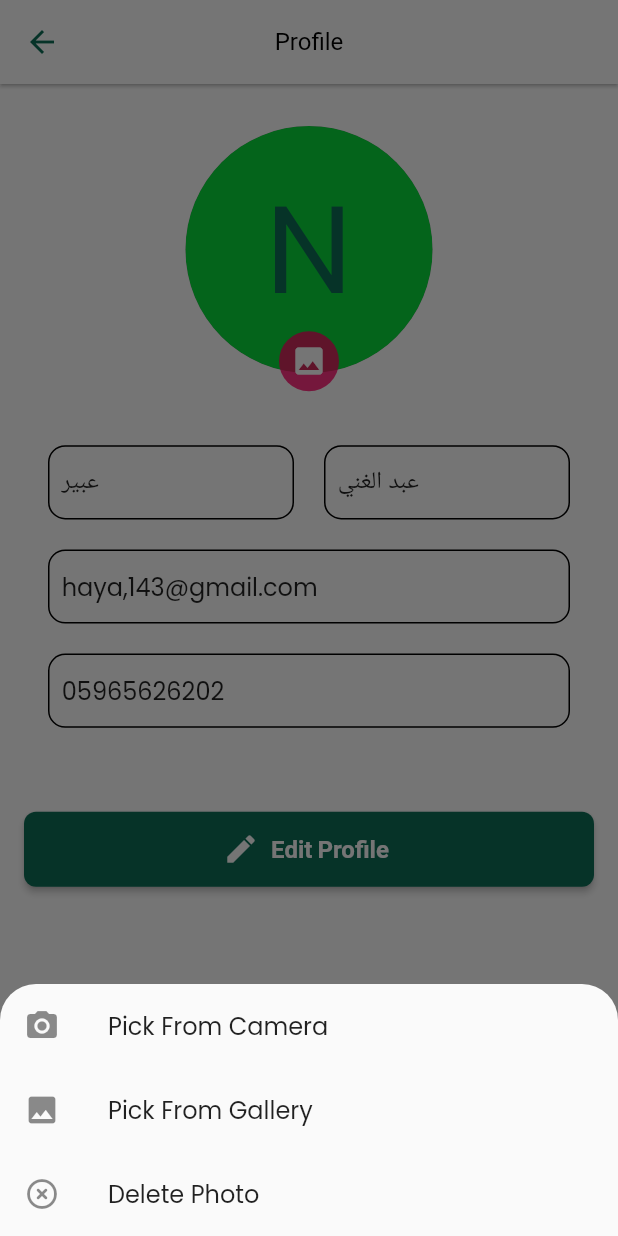
After one commit to 0Ahmad0/Lifleta, a Flutter app: the ProfilePage screen opened by its route, after a tap on the "image" icon, on a phone screen of 412 x 824 dp. The commit adds this screen. Run offline on Flutter 3.47's test engine with Material 2 defaults, Android fonts, the phone set to English and light mode, and no system bars; drawn by our look-alikes of cached_network_image; our stand-ins replace animate_do, carousel_slider, cloud_firestore, easy_localization, file_picker, firebase_auth and 15 more; missing offline and left inert: flutter_osm_plugin; accounts and stored records are empty; network calls fail.

Commit message:
add profile

```diff
--- a/lib/src/core/routing/app_router.dart
+++ b/lib/src/core/routing/app_router.dart
@@ -3,6 +3,7 @@ import 'package:lifleta/src/features/create_report/presentation/pages/create_rep
 import 'package:lifleta/src/features/employee/home_employee/presentation/pages/home_employee_page.dart';
 import 'package:lifleta/src/features/home/presentation/pages/home_page.dart';
 import 'package:lifleta/src/features/notification/presentation/pages/notification_page.dart';
+import 'package:lifleta/src/features/profile/profile_page.dart';
 import 'package:lifleta/src/features/select_language/presentation/pages/selected_langauge_page.dart';
 import 'package:lifleta/src/features/tracking_report/presentation/pages/tracking_report_page.dart';
 import '../../features/drafts/drafts_page.dart';
@@ -21,7 +22,8 @@ enum AppRoute {
   notification,
   trackingReport,
   homeEmployee,
-  drafts
+  drafts,
+  profilePage
 }
 
 final goRouter = GoRouter(
@@ -110,6 +112,11 @@ final goRouter = GoRouter(
             builder: (context, state) => DraftsPage(),
           ),
           GoRoute(
+            path: 'profilePage',
+            name: AppRoute.profilePage.name,
+            builder: (context, state) => ProfilePage(),
+          ),
+          GoRoute(
             path: 'notification',
             name: AppRoute.notification.name,
             builder: (context, state) => NotificationPage(),
--- a/lib/src/features/home/presentation/widgets/home_drawer.dart
+++ b/lib/src/features/home/presentation/widgets/home_drawer.dart
@@ -85,6 +85,9 @@ class HomeDrawer extends StatelessWidget {
                   DrawerItem(
                     title: tr(LocaleKeys.drawer_edit_profile),
                     icon: Icons.edit_outlined,
+                    onTap: (){
+                      goRouter.goNamed(AppRoute.profilePage.name);
+                    },
                   ),
                   DrawerItem(
                     title: tr(LocaleKeys.drawer_drafts),
--- /dev/null
+++ b/lib/src/features/profile/profile_page.dart
@@ -0,0 +1,256 @@
+import 'dart:io';
+import 'dart:math';
+
+import 'package:flutter/material.dart';
+import 'package:image_picker/image_picker.dart';
+import 'package:lifleta/src/common_widgets/custom_text_filed.dart';
+import 'package:lifleta/src/core/utils/color_manager.dart';
+import 'package:provider/provider.dart';
+
+import '../../common_widgets/constans.dart';
+import '../../common_widgets/picture/cach_picture_widget.dart';
+import '../../common_widgets/picture/profile_picture_widget.dart';
+import '../../core/data/local/storage.dart';
+import '../auth/controller/provider/profile_provider.dart';
+
+class ProfilePage extends StatefulWidget {
+  const ProfilePage({super.key});
+
+  @override
+  State<ProfilePage> createState() => _ProfilePageState();
+}
+
+class _ProfilePageState extends State<ProfilePage> {
+  final nameController = TextEditingController(text: 'Haifa');
+  final emailController = TextEditingController(text: 'hifa@gmail.com');
+  final idController = TextEditingController(text: '121212');
+  final phoneController = TextEditingController(text: '+96654403456');
+
+  @override
+  void dispose() {
+    nameController.dispose();
+    emailController.dispose();
+    phoneController.dispose();
+    super.dispose();
+  }
+
+  XFile? userImage;
+  final ImagePicker picker = ImagePicker();
+  @override
+  Widget build(BuildContext context) {
+    final size = MediaQuery.of(context).size;
+    return Scaffold(
+      appBar: AppBar(
+        title: const Text('Profile'),
+        centerTitle: true,
+      ),
+      body: Padding(
+          padding: const EdgeInsets.all(16.0),
+          child: ChangeNotifierProvider<ProfileProvider>.value(
+              value: Provider.of<ProfileProvider>(context),
+              child:
+                  Consumer<ProfileProvider>(builder: (context, value, child) {
+                nameController.text =
+                    "${value.user.firstName}" + ' ' + "${value.user.lastName}";
+                emailController.text = "${value.user.email}";
+                phoneController.text = "${value.user.phoneNumber}";
+                return SingleChildScrollView(
+                  child: Column(
+                    mainAxisSize: MainAxisSize.min,
+                    crossAxisAlignment: CrossAxisAlignment.stretch,
+                    children: [
+                      StatefulBuilder(
+                        builder: (context,imageSetState) {
+                          return Stack(
+                            alignment: Alignment.center,
+                            children: [
+                              Padding(
+                                padding: const EdgeInsets.all(12.0),
+                                child: CircleAvatar(
+
+                                  backgroundColor: ColorManager.grey.withOpacity(.75),
+                                  radius: size.width / 5,
+                                  child: userImage == null
+                                      ? ClipOval( child :
+                                  CacheNetworkImage(
+                                    photoUrl:   // "https://th.bing.com/th/id/R.1b3a7efcd35343f64a9ae6ad5b5f6c52?rik=HGgUvyvtG4jbAQ&riu=http%3a%2f%2fwww.riyadhpost.live%2fuploads%2f7341861f7f918c109dfc33b73d8356b2.jpg&ehk=3Z4lADOKvoivP8Tbzi2Y56dxNrCWd0r7w7CHQEvpuUg%3d&risl=&pid=ImgRaw&r=0",
+                                    '${value.user.photoUrl}',
+                                    width: size.width / 2.5,
+                                    height: size.width / 2.5,
+                                    boxFit: BoxFit.cover,
+                                    waitWidget: WidgetProfilePicture(
+                                      name: value.user.name,
+                                      radius: size.width / 5,
+                                      fontSize: size.width / 5,
+                                      backgroundColor: ColorManager.grey,
+                                      textColor: ColorManager.primaryColor,
+                                    ),
+                                    errorWidget: WidgetProfilePicture(
+                                      name: value.user.name,
+                                      radius: size.width / 5,
+                                      fontSize: size.width / 5,
+                                      backgroundColor: ColorManager.success,
+                                      textColor: ColorManager.primaryColor,
+                                    ),
+                                  )
+                                  )
+                                      : ClipRRect(
+                          borderRadius: BorderRadius.circular(size.width / 2.5),
+                                        child: Image.file(
+                                            File(userImage!.path),
+                                          fit: BoxFit.fill,
+                                          width: size.width / 2.5,
+                                          height: size.width / 2.5,
+                                          ),
+                                      )
+
+
+                          //         Icon(
+                          //                 Icons.person,
+                          //                 color: AppColors.white,
+                          //                 size: size.width / 3,
+                          //               )
+                          //             : ClipRRect(
+                          // borderRadius: BorderRadius.circular(size.width / 2.5),
+                          //               child: Image.file(
+                          //                   File(userImage!.path),
+                          //                 fit: BoxFit.fill,
+                          //                 width: size.width / 2.5,
+                          //                 height: size.width / 2.5,
+                          //                 ),
+                          //             ),
+                                ),
+                              ),
+                              Positioned(
+                                bottom: 0,
+                                child: CircleAvatar(
+                                  child: IconButton(
+                                      onPressed: () {
+                                        showModalBottomSheet(
+                                            shape: RoundedRectangleBorder(
+                                                borderRadius: BorderRadius.vertical(
+                                              top: Radius.circular(24),
+                                            )),
+                                            context: context,
+                                            builder: (_) {
+                                              return Container(
+                                                child: Column(
+                                                  mainAxisSize: MainAxisSize.min,
+                                                  children: [
+                                                    ListTile(
+                                                      onTap: () async {
+                                                        final image = await picker.pickImage(source: ImageSource.camera);
+                                                        if(image !=null){
+                                                          userImage = image;
+                                                          imageSetState((){});
+                                                        }
+                                                        Navigator.pop(context);
+                                                      },
+                                                      leading: Icon(Icons.camera_alt),
+                                                      title: Text('Pick From Camera'),
+                                                    ),
+                                                    ListTile(
+                                                      onTap: () async {
+                                                        final image = await picker.pickImage(source: ImageSource.gallery);
+                                                        if(image !=null){
+                                                          userImage = image;
+                                                          imageSetState((){});
+                                                        }
+                                                        Navigator.pop(context);
+                                                      },
+                                                      leading: Icon(Icons.image),
+                                                      title: Text('Pick From Gallery'),
+                                                    ),
+                                                    ListTile(
+                                                      onTap: () async {
+                                                        userImage=null;
+                                                        value.user.photoUrl='';
+                                                        imageSetState((){});
+                                                        //ToDo : Remove Photo
+                                                        Navigator.pop(context);
+                                                      },
+                                                      leading: Icon(Icons.highlight_remove_rounded),
+                                                      title: Text('Delete Photo'),
+                                                    ),
+                                                  ],
+                                                ),
+                                              );
+                                            });
+                                      },
+                                      icon: Icon(Icons.image)),
+                                ),
+                              )
+                            ],
+                          );
+                        }
+                      ),
+                      const SizedBox(
+                        height: 20.0,
+                      ),
+                      Container(
+                        padding: const EdgeInsets.all(16.0),
+                        decoration: BoxDecoration(
+                            color: ColorManager.white,
+                            borderRadius: BorderRadius.circular(24.0)),
+                        child: Column(
+                          children: [
+                            Row(
+                              children: [
+                                Expanded(
+                                  child: TextFiledApp(
+                                    iconData: Icons.person,
+                                    controller: value.firstName,
+                                  ),
+                                ),
+                                const SizedBox(
+                                  width: 20.0,
+                                ),
+                                Expanded(
+                                  child: TextFiledApp(
+                                    iconData: Icons.person,
+                                    controller: value.lastName,
+                                  ),
+                                ),
+                              ],
+                            ),
+                            const SizedBox(
+                              height: 20.0,
+                            ),
+                            TextFiledApp(
+                              iconData: Icons.email_outlined,
+                              controller: value.email,
+                            ),
+                            const SizedBox(
+                              height: 20.0,
+                            ),
+                            TextFiledApp(
+                              iconData: Icons.phone_android_outlined,
+                              controller: value.phoneNumber,
+                            ),
+
+                          ],
+                        ),
+                      ),
+                      const SizedBox(
+                        height: 40.0,
+                      ),
+                      ElevatedButton.icon(
+                        onPressed: () async {
+                          Const.loading(context);
+                          if(userImage!=null)
+                            await value.uploadImage(context, userImage!);
+
+                          await value.editUser(context);
+                          Navigator.of(context).pop();
+                        },
+                        label: Text('Edit Profile'),
+                        icon: const Icon(Icons.edit),
+                      ),
+
+                    ],
+                  ),
+                );
+              }))),
+    );
+  }
+}
```
Also changed, not shown: lib/src/features/notification/controller/provider/profile_provider.dart (added, +157 -0 lines).
